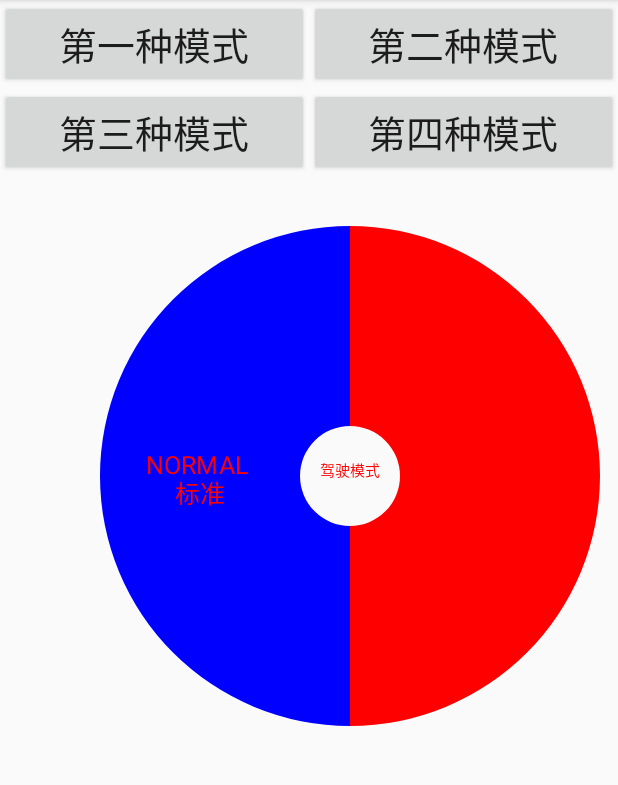
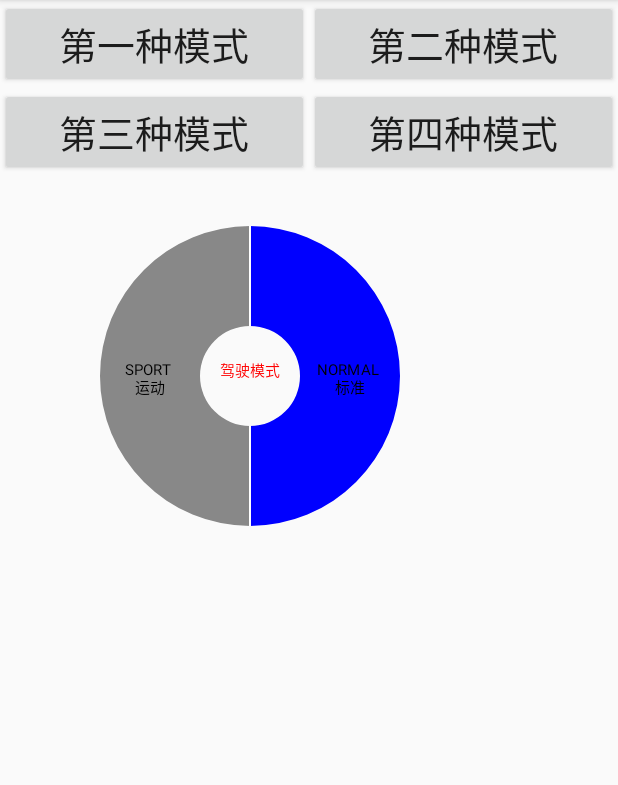
Before and after one commit to xiaoandev/PieCharView, an Android app: the screen it shows after launch (MainActivity), on a phone screen of 412 x 824 dp, the part 84-869 px from its top. Run offline under Robolectric (Android 15) with nearby library versions, the phone set to English and light mode, and no system bars.

Commit message:
添加扇形区域点击效果和间隔线

```diff
--- a/app/src/main/java/com/example/piecharview/Constant.java
+++ b/app/src/main/java/com/example/piecharview/Constant.java
@@ -8,7 +8,7 @@ package com.example.piecharview;
 public class Constant {
 
     public static String mModeOne[] = {
-        "SPORT\r\n运动", "NORMAL\r\n标准"
+            "NORMAL\r\n标准", "SPORT\r\n运动"
     };
 
     public static String mModeTwo[] = {
--- a/app/src/main/java/com/example/piecharview/MainActivity.java
+++ b/app/src/main/java/com/example/piecharview/MainActivity.java
@@ -2,6 +2,7 @@ package com.example.piecharview;
 
 import androidx.appcompat.app.AppCompatActivity;
 
+import android.graphics.Color;
 import android.os.Bundle;
 import android.view.View;
 import android.widget.Button;
@@ -38,7 +39,7 @@ public class MainActivity extends AppCompatActivity implements View.OnClickListe
         mList = new ArrayList<>();
         for (int i = 0; i < Constant.mModeOne.length; i++)
             mList.add(new Pie(MAX_PERCENT / Constant.mModeOne.length, Constant.mModeOne[i]));
-        pieView.setCakeData(mList);
+        pieView.setPieData(mList);
         pieView.setCenterText("驾驶模式");
     }
 
@@ -47,9 +48,11 @@ public class MainActivity extends AppCompatActivity implements View.OnClickListe
 //        pieView.setShowOutText(true);
 //        pieView.setShowInText(true);
 //        pieView.setTextInSize(20);
-        pieView.setTextOutSize(25);
+//        pieView.setTextOutSize(15);
 //        pieView.setStillRadius(10);
-        pieView.setRoundWidth(200);
+        pieView.setTextInColor(Color.RED);
+        pieView.setTextOutColor(Color.BLACK);
+        pieView.setRoundWidth(100);
         pieView.setOffsetX(100);
         pieView.setOffsetY(50);
 
@@ -76,25 +79,25 @@ public class MainActivity extends AppCompatActivity implements View.OnClickListe
                 mList = new ArrayList<>();
                 for (int i = 0; i < Constant.mModeOne.length; i++)
                     mList.add(new Pie(MAX_PERCENT / Constant.mModeOne.length, Constant.mModeOne[i]));
-                pieView.setCakeData(mList);
+                pieView.setPieData(mList);
                 break;
             case R.id.select_two:
                 mList = new ArrayList<>();
                 for (int i = 0; i < Constant.mModeTwo.length; i++)
                     mList.add(new Pie(MAX_PERCENT / Constant.mModeTwo.length, Constant.mModeTwo[i]));
-                pieView.setCakeData(mList);
+                pieView.setPieData(mList);
                 break;
             case R.id.select_three:
                 mList = new ArrayList<>();
                 for (int i = 0; i < Constant.mModeThree.length; i++)
                     mList.add(new Pie(MAX_PERCENT / Constant.mModeThree.length, Constant.mModeThree[i]));
-                pieView.setCakeData(mList);
+                pieView.setPieData(mList);
                 break;
             case R.id.select_four:
                 mList = new ArrayList<>();
                 for (int i = 0; i < Constant.mModeFour.length; i++)
                     mList.add(new Pie(MAX_PERCENT / Constant.mModeFour.length, Constant.mModeFour[i]));
-                pieView.setCakeData(mList);
+                pieView.setPieData(mList);
                 break;
             default:
                 break;
--- a/app/src/main/java/com/example/piecharview/view/PieCharView.java
+++ b/app/src/main/java/com/example/piecharview/view/PieCharView.java
@@ -13,9 +13,9 @@ import android.text.Layout;
 import android.text.StaticLayout;
 import android.text.TextPaint;
 import android.util.AttributeSet;
+import android.util.Log;
 import android.view.MotionEvent;
 import android.view.View;
-import android.widget.Toast;
 
 import com.example.piecharview.R;
 import com.example.piecharview.bean.Pie;
@@ -23,18 +23,16 @@ import com.example.piecharview.bean.Pie;
 import java.util.ArrayList;
 import java.util.List;
 
-
 /**
- * 自定义View————绘制扇形，并区分点击区域
+ * 自定义View————绘制扇形，并区分点击区域，实现不同区域点击效果
  *
  * @author uidq2429
  * @since 2020.12.10
  */
 
 public class PieCharView extends View {
-    private int mWidth;
-    private int mHeight;
-    private List<PointF> textList;
+
+    private final static String TAG = "PieCharView";
 
     /**
      * 设置中心文字默认值
@@ -53,9 +51,31 @@ public class PieCharView extends View {
      */
     private final static int DEFAULT_TEXT_COLOR = Color.RED;
     /**
+     * 设置扇形区域的默认颜色
+     */
+    private final static int DEFAULT_MODE_COLOR = Color.GRAY;
+    /**
+     * 设置扇形区域点击后的默认颜色
+     */
+    private final static int DEFAULT_TOUCH_MODE_COLOR = Color.BLUE;
+    /**
+     * 设置默认间隔线颜色
+     */
+    private final static int DEFAULT_LINE_COLOR = Color.WHITE;
+
+    private final static int DEFAULT_LINE_WIDTH = 2;
+    /**
      * 设置字体默认大小
      */
     private final static int DEFAULT_TEXT_SIZE = 15;
+    /**
+     * 存储需要绘制的文字的位置信息
+     */
+    private List<PointF> textList;
+    /**
+     * 存储需要绘制的间隔线起点和终点的位置信息
+     */
+    private List<PointF[]> lineList;
     /**
      * 判断是否显示扇区文字信息
      */
@@ -64,6 +84,10 @@ public class PieCharView extends View {
      * 判断是否显示中心文字信息
      */
     private boolean isShowInText = true;
+    /**
+     * 判断是否显示扇形区域之间的间隔线
+     */
+    private boolean isShowIntervalLine = true;
     /**
      * 扇区文字大小
      */
@@ -101,16 +125,47 @@ public class PieCharView extends View {
      */
     private float offsetY;
     /**
+     * 当前区域
+     */
+    private int currentMode;
+    /**
      * 点击区域
      */
     private int touchMode;
+    /**
+     * 外圆中心圆点 X 坐标
+     */
     private float centerX;
+    /**
+     * 外圆中心圆点 Y 坐标
+     */
     private float centerY;
+    /**
+     * 文本中心位置半径
+     */
     private float textRadius;
+    /**
+     * 显示文本的角度，相对外圆中心点而言
+     */
     private float textAngle;
+    /**
+     * 设置未点击的扇形区域的颜色
+     */
+    private int unTouchModeColor;
+    /**
+     * 设置点击的扇形区域的颜色
+     */
+    private int touchModeColor;
+    /**
+     * 间隔线颜色
+     */
+    private int lineColor;
+    /**
+     * 间隔线宽度
+     */
+    private int lineWidth;
 
-
-    private Paint piePaint, txtPaint;
+    private Paint piePaint, linePaint;
     private RectF pieInRectF, pieOutRectF, pieInTouchRectF, pieOutTouchRectF;
     private List<Pie> mList;
     private int[] basePieColors = new int[]{Color.parseColor("#FDA890"), Color.parseColor("#ABD1FD")
@@ -141,47 +196,49 @@ public class PieCharView extends View {
             textOutColor = (int) typedArray.getDimension(R.styleable.PieCharView_textOutColor, DEFAULT_TEXT_COLOR);
             textInSize = (int) typedArray.getDimension(R.styleable.PieCharView_textInSize, DEFAULT_TEXT_SIZE);
             textInColor = (int) typedArray.getDimension(R.styleable.PieCharView_textInColor, DEFAULT_TEXT_COLOR);
+            lineColor = (int) typedArray.getDimension(R.styleable.PieCharView_lineColor, DEFAULT_LINE_COLOR);
+            lineWidth = (int) typedArray.getDimension(R.styleable.PieCharView_lineWidth, DEFAULT_LINE_WIDTH);
+            touchModeColor = (int) typedArray.getDimension(R.styleable.PieCharView_touchMode, DEFAULT_TOUCH_MODE_COLOR);
+            unTouchModeColor = (int) typedArray.getDimension(R.styleable.PieCharView_unTouchMode, DEFAULT_MODE_COLOR);
             typedArray.recycle(); //回收TypedArray
         }
     }
 
     private void init() {
-        piePaint = new Paint(Paint.ANTI_ALIAS_FLAG);
+        this.piePaint = new Paint(Paint.ANTI_ALIAS_FLAG);
+        this.linePaint = new Paint(Paint.ANTI_ALIAS_FLAG);
 
-        txtPaint = new Paint(Paint.ANTI_ALIAS_FLAG);
-        txtPaint.setStyle(Paint.Style.STROKE);
-        txtPaint.setTextAlign(Paint.Align.CENTER);
+        this.linePaint = new Paint();
+        this.linePaint.setAntiAlias(true);
+        this.linePaint.setDither(true);
+        this.linePaint.setStyle(Paint.Style.STROKE);
 
-        pieInRectF = new RectF();
-        pieOutRectF = new RectF();
-        pieOutTouchRectF = new RectF();
-        pieInTouchRectF = new RectF();
+        this.pieInRectF = new RectF();
+        this.pieOutRectF = new RectF();
+        this.pieOutTouchRectF = new RectF();
+        this.pieInTouchRectF = new RectF();
 
-        mList = new ArrayList<>();
-        textList = new ArrayList<>();
+        this.mList = new ArrayList<>();
+        this.textList = new ArrayList<>();
+        this.lineList = new ArrayList<>();
 
-        centerText = DEFAULT_CENTER_TEXT;
-        offsetX = 0;
-        offsetY = 0;
-        touchMode = 0;
+        this.centerText = DEFAULT_CENTER_TEXT;
+        this.offsetX = 0;
+        this.offsetY = 0;
+        this.currentMode = 0;
+        this.touchMode = 0;
     }
 
     @Override
     protected void onSizeChanged(int w, int h, int oldw, int oldh) {
         super.onSizeChanged(w, h, oldw, oldh);
-//        mWidth = w - getPaddingLeft() - getPaddingRight(); //外圆矩形实际宽度
-//        mHeight = h - getPaddingTop() - getPaddingBottom(); //外圆矩形实际高度
-
-        mWidth = w; //外圆矩形实际宽度
-        mHeight = h; //外圆矩形实际高度
-
-
+        //设置内圆外接矩形
         pieInRectF.left = roundWidth + offsetX;
         pieInRectF.top = roundWidth + offsetY;
         pieInRectF.right = roundWidth + 2 * stillRadius + offsetX;
         pieInRectF.bottom = roundWidth + 2 * stillRadius + offsetY;
 
-        //设置绘制外圆的矩形
+        //设置外圆外接矩形
         pieOutRectF.left = pieInRectF.left - roundWidth;
         pieOutRectF.top = pieInRectF.top - roundWidth;
         pieOutRectF.right = pieInRectF.right + roundWidth;
@@ -189,31 +246,20 @@ public class PieCharView extends View {
 
         centerX = pieOutRectF.centerX(); //外圆中心点 x 坐标
         centerY = pieOutRectF.centerY(); //外圆中心点 y 坐标
-//        textRadius = (float) (Math.min(centerX, centerY) * 0.4); // * 0.4 是为了避免绘制的文字超出边界
-        textRadius = stillRadius + roundWidth / 2;
+        textRadius = stillRadius + roundWidth / 2; //计算显示文字位置的半径
     }
-
 
     @Override
     protected void onDraw(Canvas canvas) {
         super.onDraw(canvas);
         textList.clear();
+        lineList.clear();
         textList = new ArrayList<>();
+        lineList = new ArrayList<>();
         if (mList != null) {
             drawPie(canvas); //绘制饼图
             drawText(canvas); //绘制文字
-
-//            Pie itemSelectMode;
-//            for (int i = 0; i < mList.size(); i++) {
-//                itemSelectMode = mList.get(i);
-//                //判断点击的坐标是否在环内
-//                if (itemSelectMode.isTouch()) {
-//                    Toast.makeText(getContext(), itemSelectMode.getContent(), Toast.LENGTH_SHORT).show(); //输出对应区域的Content
-//                    touchMode = i;
-//                    drawPie(canvas); //绘制饼图
-//                }
-//
-//            }
+            drawIntervalLine(canvas); //绘制间隔线
         }
     }
 
@@ -226,18 +272,51 @@ public class PieCharView extends View {
                 downY = event.getY();
                 break;
             case MotionEvent.ACTION_UP:
+                currentMode = 0;
                 for (Pie pie : mList) { //循环判断点击事件位置在哪个区域
                     pie.setTouch(false);
                     if (pie.isInRegion(downX, downY)) {
-                        pie.setTouch(!pie.isTouch());
-                        doOnSpecialTypeClick(event);
+                        pie.setTouch(true);
+                        touchMode = currentMode;
+                        Log.d(TAG, "Pie is " + pie.getContent());
+                        invalidate(); //请求重新draw
                     }
+                    currentMode += 1;
                 }
                 break;
         }
         return true;
     }
 
+    /**
+     * 绘制扇形区域之间的间隔线
+     * @param canvas
+     */
+    private void drawIntervalLine(Canvas canvas) {
+        if (isShowIntervalLine) {
+            float lineStartAngle = -90;
+            for (int i = 0; i < mList.size(); i++) {
+                //间隔线起点
+                PointF lineStartPoint = new PointF();
+                lineStartPoint.x = (float) (centerX + stillRadius * Math.cos(Math.toRadians(lineStartAngle)));
+                lineStartPoint.y = (float) (centerY + stillRadius * Math.sin(Math.toRadians(lineStartAngle)));
+                //间隔线终点
+                PointF lineStopPoint = new PointF();
+                lineStopPoint.x = (float) (centerX + (roundWidth + stillRadius)
+                                        * Math.cos(Math.toRadians(lineStartAngle)));
+                lineStopPoint.y = (float) (centerY + (roundWidth + stillRadius)
+                                        * Math.sin(Math.toRadians(lineStartAngle)));
+                lineList.add(new PointF[]{lineStartPoint, lineStopPoint});
+                lineStartAngle += mList.get(i).getPercent() / getSum() * 360f;
+            }
+            //循环绘制间隔线
+            linePaint.setStrokeWidth(lineWidth);
+            linePaint.setColor(lineColor);
+            for (PointF[] fp : lineList) {
+                canvas.drawLine(fp[0].x, fp[0].y, fp[1].x, fp[1].y, linePaint);
+            }
+        }
+    }
     /**
      * 绘制文字
      * @param canvas
@@ -247,7 +326,6 @@ public class PieCharView extends View {
         if (isShowOutText) {
             float textStartAngle = -90;
             for (int i = 0; i < mList.size(); i++) {
-
                 //文字位置角度 = 起始角度 + 扇形块角度/2
                 textAngle = textStartAngle + mList.get(i).getPercent() / getSum() * 360f / 2;
                 PointF pointF = new PointF();
@@ -288,7 +366,6 @@ public class PieCharView extends View {
         }
     }
 
-
     /**
      * 绘制饼图
      * @param canvas
@@ -313,9 +390,9 @@ public class PieCharView extends View {
             int sweepAngle = (int) (per / (float) getSum() * 360);
             //设置颜色
             if (i == touchMode) {
-                item.setColor(Color.RED);
+                item.setColor(touchModeColor);
             } else {
-                item.setColor(Color.BLUE);
+                item.setColor(unTouchModeColor);
             }
 
             piePaint.setColor(item.getColor());
@@ -336,21 +413,18 @@ public class PieCharView extends View {
 
     /**
      * 响应点击事件
-     * @param event
      */
-    private void doOnSpecialTypeClick(MotionEvent event, Canvas canvas) {
+    private void doOnSpecialTypeClick() {
         Pie itemMode;
         for (int i = 0; i < mList.size(); i++) {
             itemMode = mList.get(i);
             //判断点击的坐标是否在环内
             if (itemMode.isTouch()) {
                 touchMode = i;
-                drawPie(canvas);
-                Toast.makeText(getContext(), itemMode.getContent(), Toast.LENGTH_SHORT).show(); //输出对应区域的Content
+                invalidate(); //请求重新draw
+//                Toast.makeText(getContext(), itemMode.getContent(), Toast.LENGTH_SHORT).show(); //输出对应区域的Content
+                Log.d(TAG, "点击了" + itemMode.getContent());
             }
-
-
-
         }
     }
 
@@ -380,12 +454,13 @@ public class PieCharView extends View {
      *
      * @param mList
      */
-    public void setCakeData(List<Pie> mList) {
+    public void setPieData(List<Pie> mList) {
         if (mList == null)
             return;
         this.mList.clear();
         this.mList = mList;
-        invalidate();
+        touchMode = 0;
+        invalidate(); //请求重新draw
     }
 
     /**
@@ -472,6 +547,67 @@ public class PieCharView extends View {
         offsetY = mOffsetY;
     }
 
+    /**
+     * 设置扇区文字颜色
+     * @param mTextOutColor
+     */
+    public void setTextOutColor(int mTextOutColor) {
+        textOutColor = mTextOutColor;
+    }
 
+    /**
+     * 设置中心文字颜色
+     * @param mTextInColor
+     */
+    public void setTextInColor(int mTextInColor) {
+        textInColor = mTextInColor;
+    }
 
+    /**
+     * 设置文本显示位置的半径，默认在圆环的中间
+     * @param mTextRadius
+     */
+    public void setTextRadius(float mTextRadius) {
+        textRadius = mTextRadius;
+    }
+
+    /**
+     * 设置未点击的扇形区域的颜色
+     * @param mUnTouchModeColor
+     */
+    public void setUnTouchModeColor(int mUnTouchModeColor) {
+        unTouchModeColor = mUnTouchModeColor;
+    }
+
+    /**
+     * 设置点击的扇形区域的颜色
+     * @param mTouchModeColor
+     */
+    public void setTouchModeColor(int mTouchModeColor) {
+        touchModeColor = mTouchModeColor;
+    }
+
+    /**
+     * 设置是否显示扇形区域之间的间隔线
+     * @param mShowIntervalLine
+     */
+    public void setShowIntervalLine(boolean mShowIntervalLine) {
+        isShowIntervalLine = mShowIntervalLine;
+    }
+
+    /**
+     * 设置间隔线颜色
+     * @param mLineColor
+     */
+    public void setLineColor(int mLineColor) {
+        lineColor = mLineColor;
+    }
+
+    /**
+     * 设置间隔线宽度
+     * @param mLineWidth
+     */
+    public void setLineWidth(int mLineWidth) {
+        lineWidth = mLineWidth;
+    }
 }
--- a/app/src/main/res/values/attrs.xml
+++ b/app/src/main/res/values/attrs.xml
@@ -3,10 +3,14 @@
     <declare-styleable name="PieCharView">
         <attr name="stillRadius" format="dimension" />
         <attr name="roundWidth" format="dimension" />
+        <attr name="textInSize" format="dimension" />
+        <attr name="textOutSize" format="dimension" />
         <attr name="textOutColor" format="dimension" />
         <attr name="textInColor" format="dimension" />
-        <attr name="textInSize" format="dimension" />
-        <attr name="textOutSize" format="dimension" />
+        <attr name="lineColor" format="dimension" />
+        <attr name="unTouchMode" format="dimension" />
+        <attr name="touchMode" format="dimension" />
+        <attr name="lineWidth" format="dimension" />
     </declare-styleable>
 
 </resources>
```
